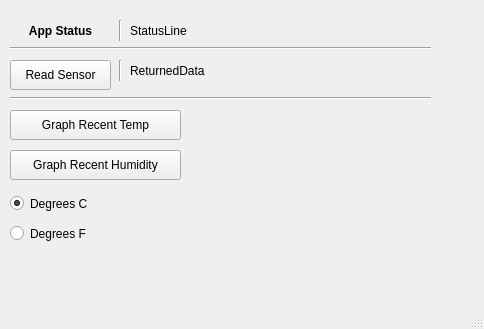
The window that project1.ui (ibelingb/ecen5783_projects) describes before a commit, drawn with Qt 5.
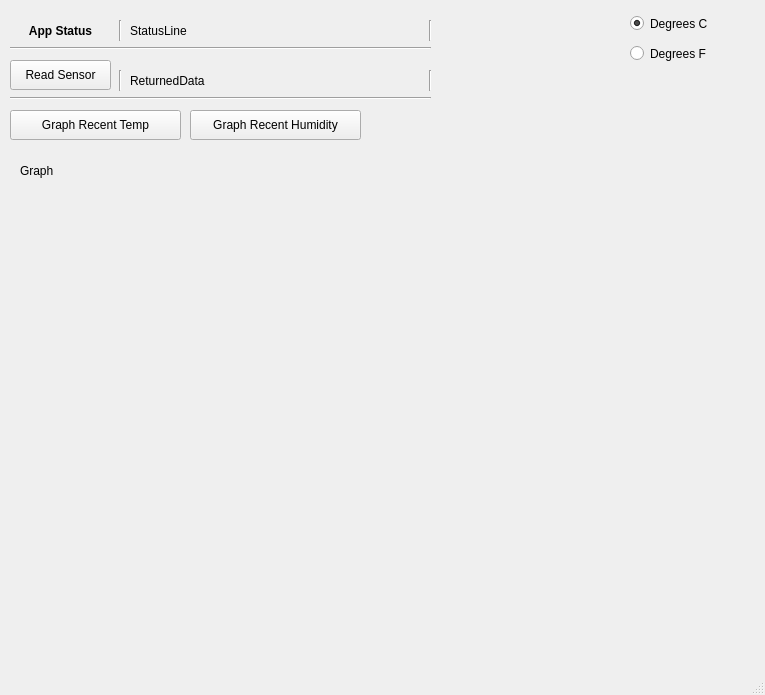
The same window after the commit.

Commit message: Adding support of graphing of last 10 samples of temp/humidity with MatPlotLib - saving as image and displaying onto GUI.

Diff of the .ui file:
```diff
--- a/project1.ui
+++ b/project1.ui
@@ -6,8 +6,8 @@
    <rect>
     <x>0</x>
     <y>0</y>
-    <width>484</width>
-    <height>329</height>
+    <width>765</width>
+    <height>695</height>
    </rect>
   </property>
   <property name="windowTitle">
@@ -30,8 +30,8 @@
    <widget class="QRadioButton" name="radioButton">
     <property name="geometry">
      <rect>
-      <x>10</x>
-      <y>220</y>
+      <x>630</x>
+      <y>40</y>
       <width>119</width>
       <height>27</height>
      </rect>
@@ -46,8 +46,8 @@
    <widget class="QRadioButton" name="radioButton_2">
     <property name="geometry">
      <rect>
-      <x>10</x>
-      <y>190</y>
+      <x>630</x>
+      <y>10</y>
       <width>119</width>
       <height>27</height>
      </rect>
@@ -62,8 +62,8 @@
    <widget class="QPushButton" name="GraphHumidityButton">
     <property name="geometry">
      <rect>
-      <x>10</x>
-      <y>150</y>
+      <x>190</x>
+      <y>110</y>
       <width>171</width>
       <height>30</height>
      </rect>
@@ -105,7 +105,7 @@
     <property name="geometry">
      <rect>
       <x>130</x>
-      <y>60</y>
+      <y>70</y>
       <width>301</width>
       <height>22</height>
      </rect>
@@ -191,7 +191,46 @@
     <property name="geometry">
      <rect>
       <x>110</x>
-      <y>60</y>
+      <y>70</y>
+      <width>20</width>
+      <height>21</height>
+     </rect>
+    </property>
+    <property name="orientation">
+     <enum>Qt::Vertical</enum>
+    </property>
+   </widget>
+   <widget class="QLabel" name="GraphLabel">
+    <property name="geometry">
+     <rect>
+      <x>20</x>
+      <y>160</y>
+      <width>68</width>
+      <height>22</height>
+     </rect>
+    </property>
+    <property name="text">
+     <string>Graph</string>
+    </property>
+   </widget>
+   <widget class="Line" name="line_5">
+    <property name="geometry">
+     <rect>
+      <x>420</x>
+      <y>20</y>
+      <width>20</width>
+      <height>21</height>
+     </rect>
+    </property>
+    <property name="orientation">
+     <enum>Qt::Vertical</enum>
+    </property>
+   </widget>
+   <widget class="Line" name="line_6">
+    <property name="geometry">
+     <rect>
+      <x>420</x>
+      <y>70</y>
       <width>20</width>
       <height>21</height>
      </rect>
```
Left out of the diff: 2 changed lines with no effect on the pictures. The commit also changes 2 other files.
